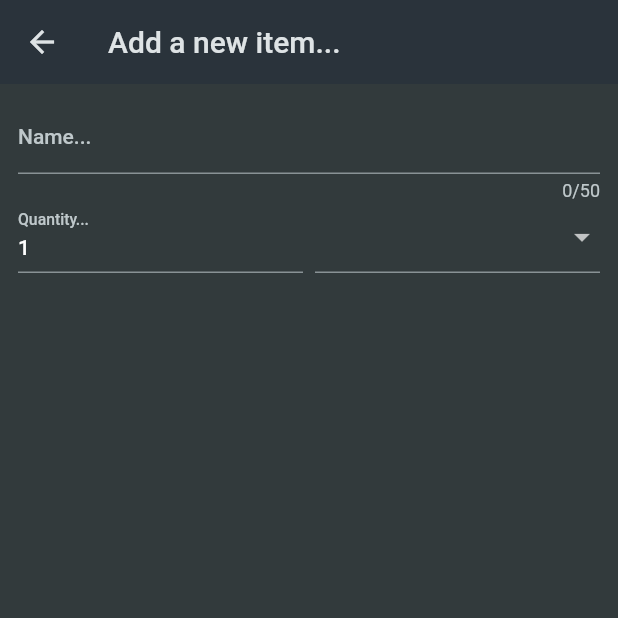
After one commit to carlstep/shopping_list_cs1, a Flutter app: the screen it shows after launch, after a tap on the "add" icon, on a phone screen of 412 x 824 dp, the top half of it. The commit adds this screen. Run offline on Flutter 3.47's test engine with Material 2 defaults, Android fonts, the phone set to English and light mode, and no system bars.

Commit message:
new_item.dart function

```diff
--- a/lib/widgets/grocery_list.dart
+++ b/lib/widgets/grocery_list.dart
@@ -1,14 +1,32 @@
 import 'package:flutter/material.dart';
 import 'package:shopping_list_cs1/data/dummy_items.dart';
+import 'package:shopping_list_cs1/widgets/new_item.dart';
 
-class GroceryList extends StatelessWidget {
+class GroceryList extends StatefulWidget {
   const GroceryList({super.key});
+
+  @override
+  State<GroceryList> createState() => _GroceryListState();
+}
+
+class _GroceryListState extends State<GroceryList> {
+  void _addItem() {
+    Navigator.of(context).push(
+      MaterialPageRoute(builder: (ctx) => const NewItem()),
+    );
+  }
 
   @override
   Widget build(BuildContext context) {
     return Scaffold(
       appBar: AppBar(
         title: const Text('Your Groceries...'),
+        actions: [
+          IconButton(
+            onPressed: _addItem,
+            icon: Icon(Icons.add),
+          ),
+        ],
       ),
       body: ListView.builder(
         itemCount: groceryItems.length,
--- /dev/null
+++ b/lib/widgets/new_item.dart
@@ -0,0 +1,78 @@
+import 'package:flutter/material.dart';
+import 'package:shopping_list_cs1/data/categories.dart';
+
+class NewItem extends StatefulWidget {
+  const NewItem({super.key});
+
+  @override
+  State<NewItem> createState() => _NewItemState();
+}
+
+class _NewItemState extends State<NewItem> {
+  @override
+  Widget build(BuildContext context) {
+    return Scaffold(
+      appBar: AppBar(
+        title: const Text('Add a new item...'),
+      ),
+      body: Padding(
+        padding: const EdgeInsets.all(12),
+        child: Form(
+          child: Column(
+            children: [
+              TextFormField(
+                maxLength: 50,
+                decoration: const InputDecoration(
+                  label: Text('Name...'),
+                ),
+                validator: (value) {
+                  return 'Demo...';
+                },
+              ),
+              Row(
+                crossAxisAlignment: CrossAxisAlignment.end,
+                children: [
+                  Expanded(
+                    child: TextFormField(
+                      decoration: const InputDecoration(
+                        label: Text('Quantity...'),
+                      ),
+                      initialValue: '1',
+                    ),
+                  ),
+                  const SizedBox(
+                    width: 8,
+                  ),
+                  Expanded(
+                    child: DropdownButtonFormField(
+                      items: [
+                        for (final category in categories.entries)
+                          DropdownMenuItem(
+                            value: category.value,
+                            child: Row(
+                              children: [
+                                Container(
+                                  width: 16,
+                                  height: 16,
+                                  color: category.value.color,
+                                ),
+                                const SizedBox(
+                                  width: 6,
+                                ),
+                                Text(category.value.title),
+                              ],
+                            ),
+                          ),
+                      ],
+                      onChanged: (value) {},
+                    ),
+                  )
+                ],
+              )
+            ],
+          ),
+        ),
+      ),
+    );
+  }
+}
```
